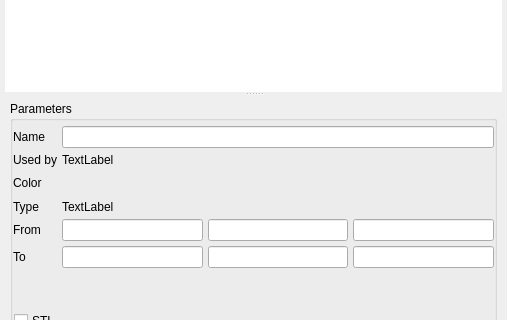
Old version of the form mfixgui/uifiles/regions.ui in the repository truongd8593/mfix; both pictures show x 0 to 507 and y 131 to 451 of the 507 by 776 pixel window.
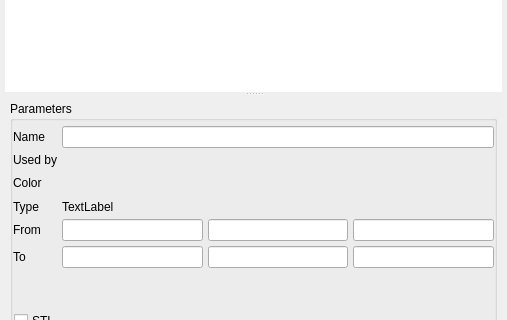
New version of the form. Custom widgets are drawn as their Qt base class.

Commit message: tweak to check_region_in_use to return a list of place that region is used

The edit to the form file:
```diff
--- a/mfixgui/uifiles/regions.ui
+++ b/mfixgui/uifiles/regions.ui
@@ -526,8 +526,13 @@
           </item>
           <item row="1" column="1" colspan="3">
            <widget class="QLabel" name="label_used_by">
+            <property name="styleSheet">
+             <string notr="true">QLabel{
+color: red;
+}</string>
+            </property>
             <property name="text">
-             <string>TextLabel</string>
+             <string/>
             </property>
            </widget>
           </item>
```
The commit also changes 2 other files.
